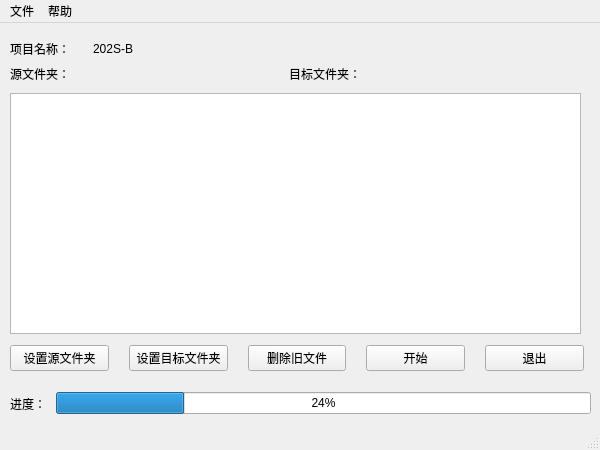
The window that mainWindow.ui (shangyexin/GetLatestFile) describes before a commit, drawn with Qt 5.
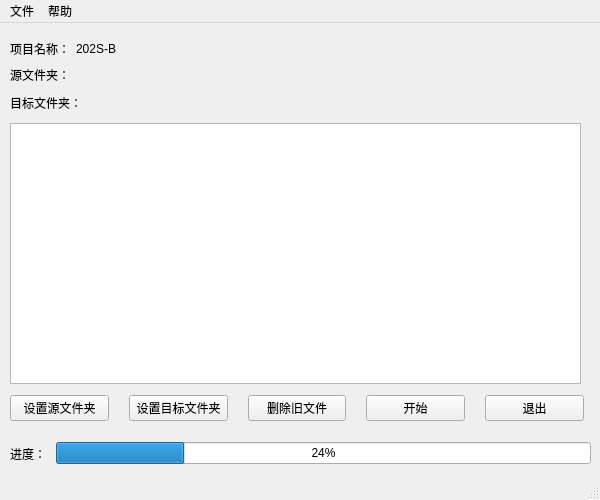
The same window after the commit.

Commit message: change the way of instantiating a class

```diff
--- a/mainWindow.ui
+++ b/mainWindow.ui
@@ -10,7 +10,7 @@
     <x>0</x>
     <y>0</y>
     <width>600</width>
-    <height>450</height>
+    <height>500</height>
    </rect>
   </property>
   <property name="windowTitle">
@@ -21,7 +21,7 @@
     <property name="geometry">
      <rect>
       <x>10</x>
-      <y>300</y>
+      <y>350</y>
       <width>574</width>
       <height>71</height>
      </rect>
@@ -71,7 +71,7 @@
     <property name="geometry">
      <rect>
       <x>10</x>
-      <y>360</y>
+      <y>410</y>
       <width>581</width>
       <height>41</height>
      </rect>
@@ -100,44 +100,18 @@
     <property name="geometry">
      <rect>
       <x>10</x>
-      <y>70</y>
+      <y>100</y>
       <width>571</width>
-      <height>241</height>
+      <height>261</height>
      </rect>
     </property>
    </widget>
-   <widget class="QWidget" name="horizontalLayoutWidget_3">
-    <property name="geometry">
-     <rect>
-      <x>10</x>
-      <y>40</y>
-      <width>551</width>
-      <height>21</height>
-     </rect>
-    </property>
-    <layout class="QHBoxLayout" name="horizontalLayout_3">
-     <item>
-      <widget class="QLabel" name="label_5">
-       <property name="text">
-        <string>源文件夹：</string>
-       </property>
-      </widget>
-     </item>
-     <item>
-      <widget class="QLabel" name="label_4">
-       <property name="text">
-        <string>目标文件夹：</string>
-       </property>
-      </widget>
-     </item>
-    </layout>
-   </widget>
    <widget class="QWidget" name="horizontalLayoutWidget_4">
     <property name="geometry">
      <rect>
       <x>10</x>
       <y>10</y>
-      <width>160</width>
+      <width>121</width>
       <height>31</height>
      </rect>
     </property>
@@ -158,12 +132,32 @@
      </item>
     </layout>
    </widget>
-   <zorder>horizontalLayoutWidget</zorder>
-   <zorder>horizontalLayoutWidget_2</zorder>
-   <zorder>textBrowser</zorder>
-   <zorder>horizontalLayoutWidget_3</zorder>
-   <zorder>horizontalLayoutWidget_4</zorder>
-   <zorder>label_2</zorder>
+   <widget class="QWidget" name="verticalLayoutWidget">
+    <property name="geometry">
+     <rect>
+      <x>10</x>
+      <y>40</y>
+      <width>571</width>
+      <height>51</height>
+     </rect>
+    </property>
+    <layout class="QVBoxLayout" name="verticalLayout">
+     <item>
+      <widget class="QLabel" name="label_5">
+       <property name="text">
+        <string>源文件夹：</string>
+       </property>
+      </widget>
+     </item>
+     <item>
+      <widget class="QLabel" name="label_4">
+       <property name="text">
+        <string>目标文件夹：</string>
+       </property>
+      </widget>
+     </item>
+    </layout>
+   </widget>
   </widget>
   <widget class="QStatusBar" name="statusbar"/>
   <widget class="QMenuBar" name="menuBar">
```
Left out of the diff: 32 changed lines with no effect on the pictures. The commit also changes 1 other file.
